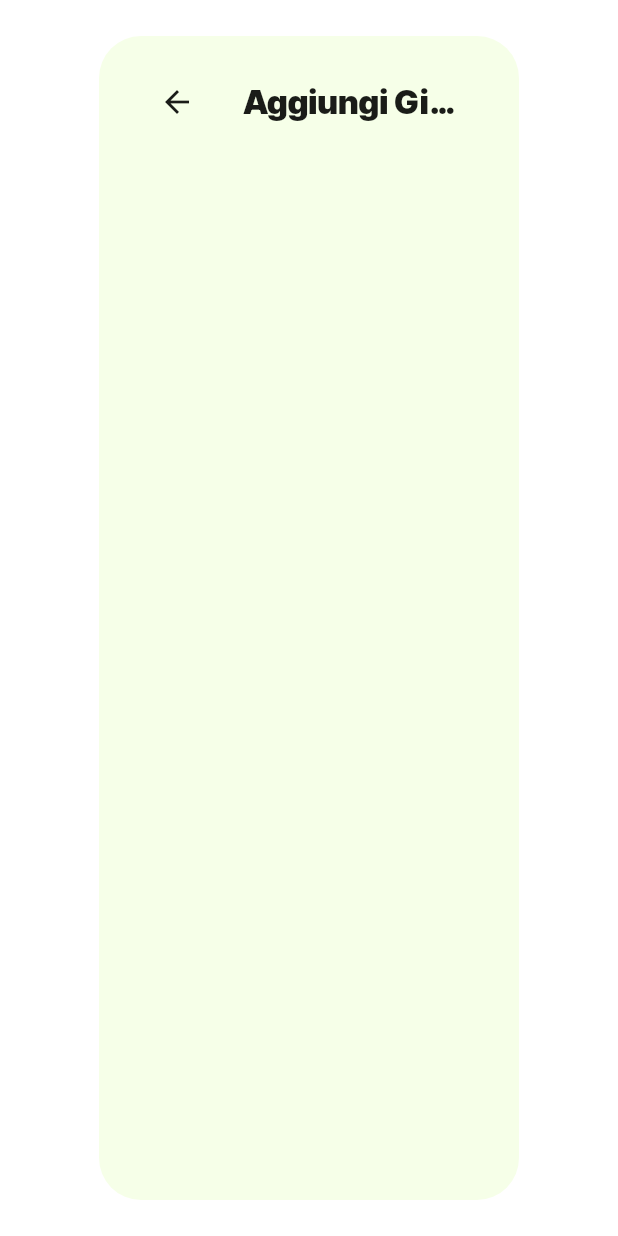
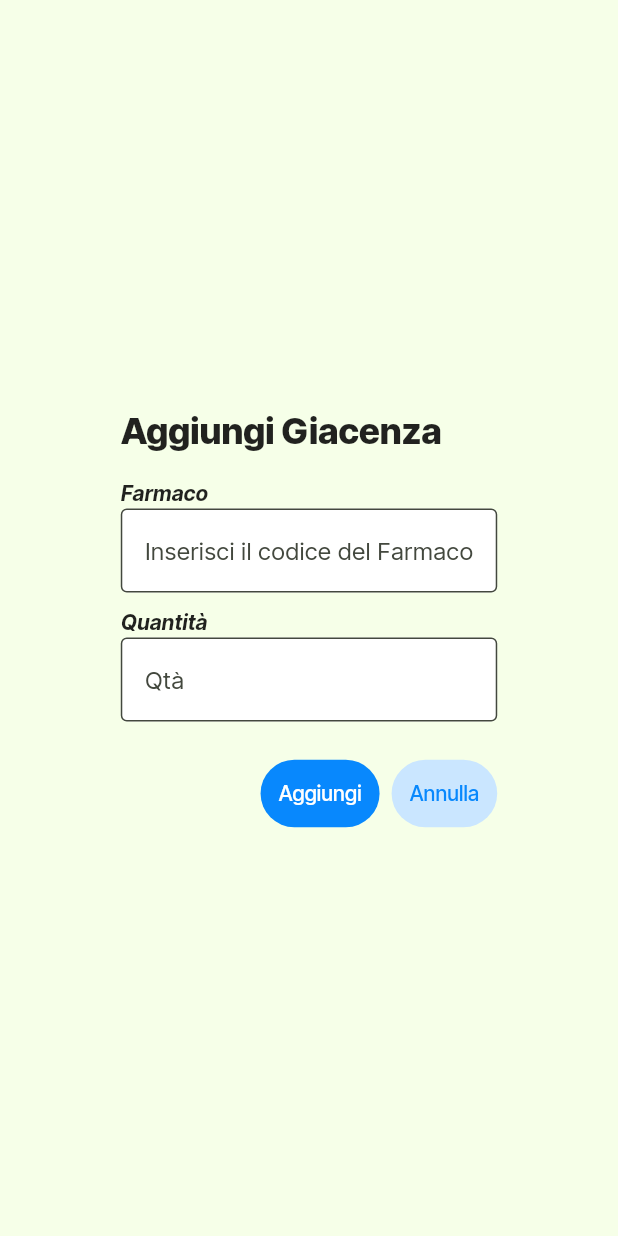
Before and after one commit to FLopriore/pharmate_farmacia, a Flutter app: the DialogAddStock widget shown alone on an empty page, opened directly, on a phone screen of 412 x 824 dp. Run offline on Flutter 3.47's test engine with Material 2 defaults, Android fonts, the phone set to English and light mode, and no system bars; our stand-ins replace google_fonts.

```diff
--- a/lib/widgets/add_stock.dart
+++ b/lib/widgets/add_stock.dart
@@ -11,9 +11,36 @@ class _DialogAddStockState extends State<DialogAddStock> {
   @override
   Widget build(BuildContext context){
     return AlertDialog(
-      content: Scaffold(
-        appBar:AppBar(title: const Text("Aggiungi Giacenza",style: TextStyle(fontWeight: FontWeight.w900),),),
-        ),
+      title: const Text("Aggiungi Giacenza",style: TextStyle(fontWeight: FontWeight.w800),),
+      content:const Column(
+        crossAxisAlignment: CrossAxisAlignment.stretch,
+          //position
+        mainAxisSize: MainAxisSize.min,
+        children: [
+          Text("Farmaco",style: TextStyle(fontStyle: FontStyle.italic,fontWeight: FontWeight.bold),),
+          TextField(decoration: InputDecoration(hintText: "Inserisci il codice del Farmaco",border: OutlineInputBorder(),fillColor: Colors.white,filled: true,),),
+          SizedBox(height: 10,),
+          Text("Quantità",style: TextStyle(fontStyle: FontStyle.italic,fontWeight: FontWeight.bold),),
+          TextField(decoration: InputDecoration(hintText: "Qtà",border: OutlineInputBorder(),fillColor: Colors.white,filled: true),),
+        ],),
+      actions: [
+        TextButton(
+          onPressed: (){},
+          style: TextButton.styleFrom(
+            backgroundColor: const Color(0xff0888fd),
+            foregroundColor: Colors.white,
+            fixedSize: Size.fromHeight(45),
+          ),
+          child: const Text("Aggiungi"),), //TODO: Add to db the drugs
+        TextButton(
+          onPressed: (){Navigator.pop(context);},
+          style: TextButton.styleFrom(
+            backgroundColor: const Color(0xffCAE6FF),
+            foregroundColor: const Color(0xff0888fd),
+            fixedSize: Size.fromHeight(45),
+          ),
+          child: const Text("Annulla"),),
+      ],
     );
   }
 }
```
Also changed, not shown: lib/screens/warehouse_page.dart (+8 -6 lines).
